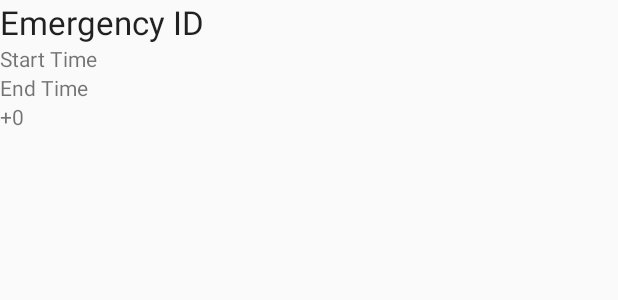
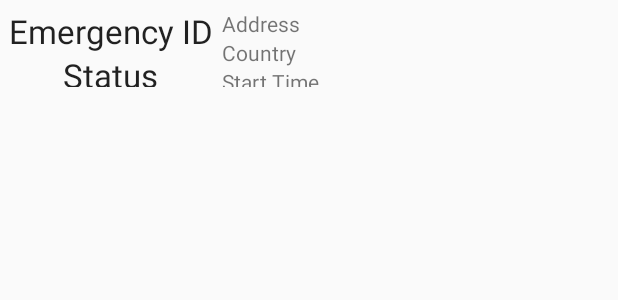
Before and after one commit to vradical/Athena-Android, an Android app: the layout activity_emergency_row.xml on its own in the app's theme, with its tools: preview values and no code run, on a phone screen of 412 x 824 dp. Shown: the top 300 px of the screen. Run offline under Robolectric (Android 15) with nearby library versions, the phone set to English and light mode, and no system bars.

Commit message:
added additional display information for emergency and track list. - this lead to changes in the storing of tracking information (country)

```diff
--- a/app/src/main/java/com/teamvh/orbital/athena/EmergencyHistory.java
+++ b/app/src/main/java/com/teamvh/orbital/athena/EmergencyHistory.java
@@ -122,6 +122,9 @@ public class EmergencyHistory extends AppCompatActivity {
                             emergency.setNumOfTrack(object.getString("numOfTrack"));
                             emergency.setStartTime(object.getString("startTime"));
                             emergency.setEmID(String.valueOf(object.getInt("emID")));
+                            emergency.setAddress(object.getString("address"));
+                            emergency.setCountry(object.getString("country"));
+                            emergency.setStatus(object.getString("status"));
 
                             emergencyList.add(emergency);
 
@@ -137,6 +140,9 @@ public class EmergencyHistory extends AppCompatActivity {
                                 emergency.setNumOfTrack(object.getString("numOfTrack"));
                                 emergency.setStartTime(object.getString("startTime"));
                                 emergency.setEmID(String.valueOf(object.getInt("emID")));
+                                emergency.setAddress(object.getString("address"));
+                                emergency.setCountry(object.getString("country"));
+                                emergency.setStatus(object.getString("status"));
 
                                 emergencyList.add(emergency);
                             }
--- a/app/src/main/java/com/teamvh/orbital/athena/EmergencyTrackAdapter.java
+++ b/app/src/main/java/com/teamvh/orbital/athena/EmergencyTrackAdapter.java
@@ -35,6 +35,7 @@ public class EmergencyTrackAdapter extends ArrayAdapter<EmergencyTrackData> {
             holder.tvTrackLong = (TextView) v.findViewById(R.id.tvTrackLong);
             holder.tvTrackLat = (TextView) v.findViewById(R.id.tvTrackLat);
             holder.tvTrackDateTime = (TextView) v.findViewById(R.id.tvTrackDateTime);
+            holder.tvTrackCountry = (TextView) v.findViewById(R.id.tvTrackCountry);
             v.setTag(holder);
         } else {
             holder = (ViewHolder) v.getTag();
@@ -44,6 +45,7 @@ public class EmergencyTrackAdapter extends ArrayAdapter<EmergencyTrackData> {
         holder.tvTrackLong.setText(emergencyList.get(position).getLongitude());
         holder.tvTrackLat.setText(emergencyList.get(position).getLatitude());
         holder.tvTrackDateTime.setText(emergencyList.get(position).getDateTime());
+        holder.tvTrackCountry.setText(emergencyList.get(position).getCountry());
         return v;
     }
 
@@ -53,5 +55,6 @@ public class EmergencyTrackAdapter extends ArrayAdapter<EmergencyTrackData> {
         public TextView tvTrackLat;
         public TextView tvTrackDateTime;
         public TextView tvTrackID;
+        public TextView tvTrackCountry;
     }
 }
--- a/app/src/main/java/com/teamvh/orbital/athena/EmergencyTrackHistory.java
+++ b/app/src/main/java/com/teamvh/orbital/athena/EmergencyTrackHistory.java
@@ -117,6 +117,7 @@ public class EmergencyTrackHistory extends AppCompatActivity {
                             emergency.setDateTime(object.getString("dateTime"));
                             emergency.setLatitude(String.valueOf(object.getDouble("latitude")));
                             emergency.setLongitude(String.valueOf(object.getDouble("longitude")));
+                            emergency.setCountry(object.getString("country"));
 
                             emergencyTrackList.add(emergency);
 
@@ -132,6 +133,7 @@ public class EmergencyTrackHistory extends AppCompatActivity {
                                 emergency.setDateTime(object.getString("dateTime"));
                                 emergency.setLatitude(String.valueOf(object.getDouble("latitude")));
                                 emergency.setLongitude(String.valueOf(object.getDouble("longitude")));
+                                emergency.setCountry(object.getString("country"));
 
                                 emergencyTrackList.add(emergency);
                             }
--- a/app/src/main/res/layout/activity_emergency_row.xml
+++ b/app/src/main/res/layout/activity_emergency_row.xml
@@ -1,39 +1,81 @@
 <?xml version="1.0" encoding="utf-8"?>
-<LinearLayout xmlns:android="http://schemas.android.com/apk/res/android"
-    android:orientation="vertical" android:layout_width="match_parent"
-    android:layout_height="match_parent">
+<RelativeLayout xmlns:android="http://schemas.android.com/apk/res/android"
+    android:layout_width="fill_parent"
+    android:layout_height="?android:attr/listPreferredItemHeight"
+    android:padding="6dip">
 
-    <LinearLayout
+    <RelativeLayout
+        android:id="@+id/EM_RL_1"
         android:layout_width="wrap_content"
-        android:layout_height="wrap_content"
-        android:orientation="vertical" >
+        android:layout_height="fill_parent"
+        android:layout_alignParentBottom="true"
+        android:layout_alignParentTop="true"
+        android:layout_marginRight="6dip">
 
         <TextView
             android:id="@+id/tvEMID"
             android:layout_width="wrap_content"
             android:layout_height="wrap_content"
             android:text="Emergency ID"
-            android:textAppearance="?android:attr/textAppearanceLarge" />
+            android:textAppearance="?android:attr/textAppearanceLarge"
+            android:layout_centerHorizontal="true" />
+
+        <TextView
+            android:id="@+id/tvStatus"
+            android:layout_width="wrap_content"
+            android:layout_height="wrap_content"
+            android:layout_below="@id/tvEMID"
+            android:text="Status"
+            android:textAppearance="?android:attr/textAppearanceLarge"
+            android:layout_centerHorizontal="true" />
+
+    </RelativeLayout>
+
+    <RelativeLayout
+        android:layout_width="wrap_content"
+        android:layout_height="fill_parent"
+        android:layout_toRightOf="@id/EM_RL_1"
+        android:layout_alignParentTop="true"
+        android:layout_alignParentRight="true">
+
+        <TextView
+            android:id="@+id/tvAddress"
+            android:layout_width="fill_parent"
+            android:layout_height="wrap_content"
+            android:text="Address"
+            android:textAppearance="?android:attr/textAppearanceSmall" />
+
+        <TextView
+            android:id="@+id/tvCountry"
+            android:layout_width="fill_parent"
+            android:layout_height="wrap_content"
+            android:layout_below="@id/tvAddress"
+            android:text="Country"
+            android:textAppearance="?android:attr/textAppearanceSmall" />
 
         <TextView
             android:id="@+id/tvStartTime"
-            android:layout_width="wrap_content"
+            android:layout_width="fill_parent"
             android:layout_height="wrap_content"
-            android:text="Start Time" />
+            android:layout_below="@id/tvCountry"
+            android:text="Start Time"
+            android:textAppearance="?android:attr/textAppearanceSmall" />
 
         <TextView
             android:id="@+id/tvEndTime"
-            android:layout_width="wrap_content"
+            android:layout_width="fill_parent"
             android:layout_height="wrap_content"
-            android:text="End Time" />
-
+            android:layout_below="@id/tvStartTime"
+            android:text="End Time"
+            android:textAppearance="?android:attr/textAppearanceSmall" />
         <TextView
             android:id="@+id/tvNumOfTrack"
-            android:layout_width="wrap_content"
+            android:layout_width="fill_parent"
             android:layout_height="wrap_content"
-            android:text="+0"
+            android:layout_below="@id/tvEndTime"
+            android:text="Track Number"
             android:textAppearance="?android:attr/textAppearanceSmall" />
 
-    </LinearLayout>
+    </RelativeLayout>
 
-</LinearLayout>
+</RelativeLayout>
--- a/app/src/main/res/layout/activity_emergency_track_history_row.xml
+++ b/app/src/main/res/layout/activity_emergency_track_history_row.xml
@@ -22,6 +22,12 @@
             android:text="Address" />
 
         <TextView
+            android:id="@+id/tvTrackCountry"
+            android:layout_width="wrap_content"
+            android:layout_height="wrap_content"
+            android:text="Country" />
+
+        <TextView
             android:id="@+id/tvTrackLong"
             android:layout_width="wrap_content"
             android:layout_height="wrap_content"
```
Also changed, not shown: app/src/main/java/com/teamvh/orbital/athena/EmergencyActivity.java (+5 -34 lines), app/src/main/java/com/teamvh/orbital/athena/EmergencyAdapter.java (+9 -0 lines), app/src/main/java/com/teamvh/orbital/athena/EmergencyData.java (+27 -0 lines), app/src/main/java/com/teamvh/orbital/athena/EmergencyTrackData.java (+11 -0 lines), app/src/main/java/com/teamvh/orbital/athena/HelpInfo.java (+32 -12 lines), app/src/main/java/com/teamvh/orbital/athena/LocationService.java (+7 -1 lines), app/src/main/java/com/teamvh/orbital/athena/MainActivity.java (+29 -9 lines), app/src/main/res/layout/activity_helpinfo.xml (renamed from app/src/main/res/layout/activity_safe.xml, +2 -20 lines), app/src/main/res/layout/activity_main.xml (+9 -2 lines), app/src/main/res/layout/activity_emergency_password.xml (renamed from app/src/main/res/layout/activity_password.xml).
